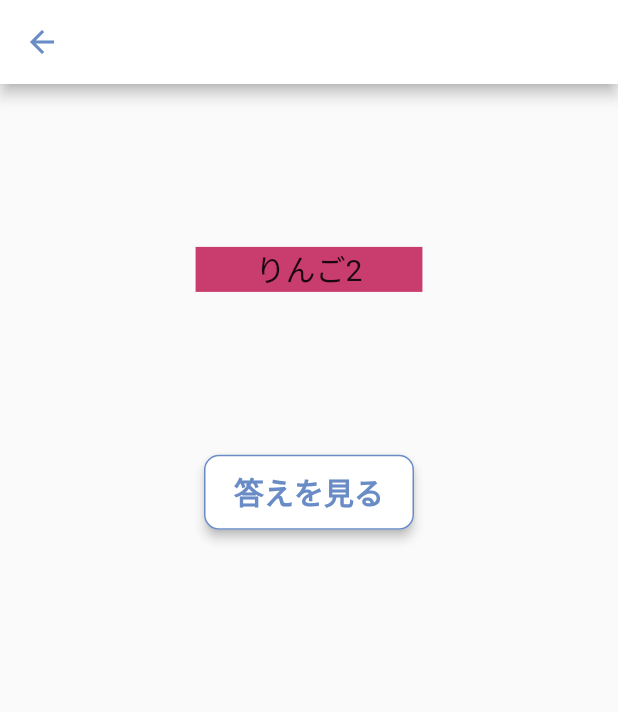
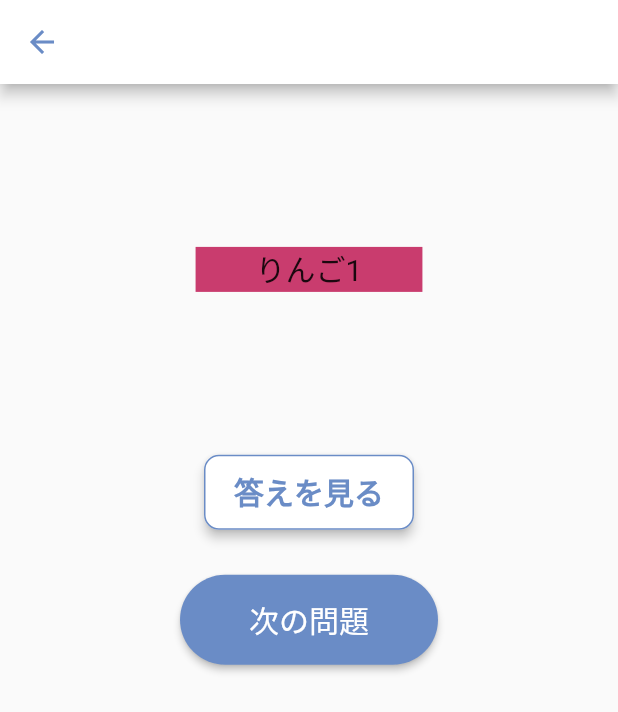
Before and after one commit to tomokio123/chinese-study-application, a Flutter app: the VocabularyBookPage screen opened directly, on a phone screen of 412 x 824 dp. Shown: the top 712 px of the screen. Run offline on Flutter 3.47's test engine with Material 2 defaults, Android fonts, the phone set to English and light mode, and no system bars; our stand-ins replace cloud_firestore, firebase_auth, firebase_core, flutter_riverpod, material_segmented_control, riverpod and 1 more; accounts and stored records are empty; Roboto replaces fonts that are missing (KleeOne).

Commit message:
vacabulary_book_page.dart編集

```diff
--- a/lib/view/common_widget/buttons/normal_button.dart
+++ b/lib/view/common_widget/buttons/normal_button.dart
@@ -7,7 +7,7 @@ class NormalButton extends StatelessWidget{
   final String buttonText;
   final VoidCallback onPressed;//ここがVoidCallBackじゃ無かったら以下のonPressedが回らん、なぜ
 
-  NormalButton({required this.buttonText, required this.onPressed});
+  const NormalButton({super.key, required this.buttonText, required this.onPressed});
 
   @override
   Widget build(BuildContext context) {
--- a/lib/view/main_screen/words_list_page/vocabulary_book/vocabulary_book_page.dart
+++ b/lib/view/main_screen/words_list_page/vocabulary_book/vocabulary_book_page.dart
@@ -1,5 +1,7 @@
 import 'package:chinese_study_applicaion/utilities/provider/providers.dart';
 import 'package:chinese_study_applicaion/view/common_widget/buttons/buttons.dart';
+import 'package:chinese_study_applicaion/view/common_widget/buttons/normal_button.dart';
+import 'package:chinese_study_applicaion/view/main_screen/main_screen.dart';
 import 'package:flutter/material.dart';
 import 'package:flutter_riverpod/flutter_riverpod.dart';
 
@@ -13,14 +15,15 @@ class VocabularyBookPage extends ConsumerWidget {
     final Size size = MediaQuery.of(context).size;
     final buttonState = ref.watch(buttonProvider);
 
+    int currentIndexNumber = ref.watch(counterProvider);
     List<String> questionTitleList = [
       'りんご1','りんご2','りんご3','りんご4','りんご5',
-      'りんご6','りんご7','りんご8','りんご9''りんご10'
+      'りんご6','りんご7','りんご8','りんご9','りんご10'
     ];
 
     return Scaffold(
       appBar: AppBar(
-          iconTheme: IconThemeData(color: AppColors.mainBlue),
+          iconTheme: const IconThemeData(color: AppColors.mainBlue),
           backgroundColor: AppColors.mainWhite,
           automaticallyImplyLeading: true),
       //以上の記述一行だけでNavigationのBack矢印が消せる。),
@@ -35,7 +38,7 @@ class VocabularyBookPage extends ConsumerWidget {
                         child: Container(
                           color: AppColors.mainPink,
                           padding: EdgeInsets.symmetric(horizontal: 40),
-                          child: Text(questionTitleList[1],
+                          child: Text(questionTitleList[currentIndexNumber],
                             style: TextStyle(fontSize: 20),),
                         )
                     )
@@ -47,11 +50,20 @@ class VocabularyBookPage extends ConsumerWidget {
                         child: Container(
                           color: AppColors.mainPink,
                           padding: EdgeInsets.symmetric(horizontal: 40),
-                          child: Text(questionTitleList[1],
+                          child: Text(questionTitleList[currentIndexNumber],
                             style: TextStyle(fontSize: 20),),
                         )
                     )
-                ) : Container()
+                ) : Container(),
+                SizedBox(height: 30),
+                NormalButton(buttonText: "次の問題", onPressed: (){
+                  if(currentIndexNumber + 1 < questionTitleList.length){
+                    ref.read(counterProvider.notifier).state ++;
+                  } else {
+                    ref.refresh(counterProvider.notifier).state;
+                    Navigator.pushReplacement(context, MaterialPageRoute(builder: (context) => MainScreen()));
+                  }
+                })
               ],
             ),
           ),
```
